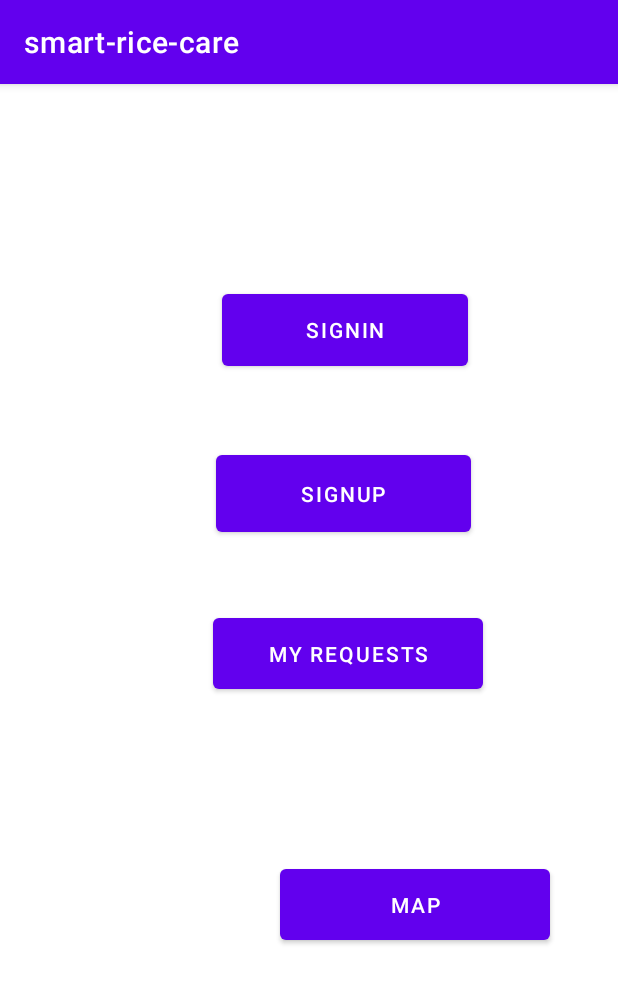
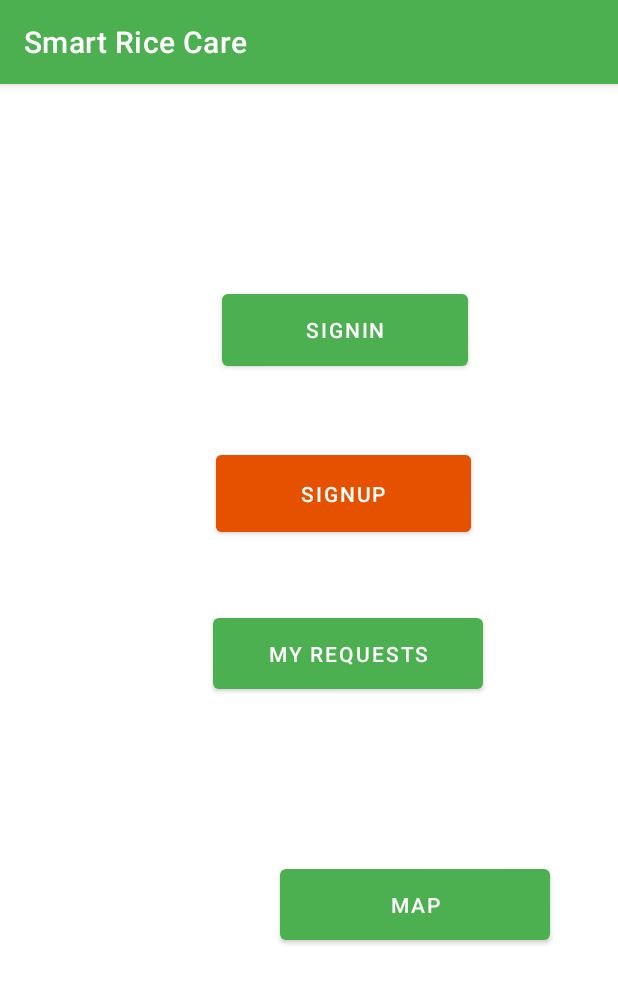
Before and after one commit to shayanmalinda/Effective-identification-of-Nitrogen-Fertilizer-demand-for-Paddy-Cultivation-using-UAVs, an Android app: the screen it shows after launch (HomeActivity), on a phone screen of 412 x 824 dp. Shown: the top 983 px of the screen. Run offline under Robolectric (Android 15) with nearby library versions, the phone set to English and light mode, and no system bars.

Commit message:
sinhala language support and changes in themes

```diff
--- a/Android/app/src/debug/res/values/google_maps_api.xml
+++ b/Android/app/src/debug/res/values/google_maps_api.xml
@@ -20,5 +20,5 @@
     Once you have your key (it starts with "AIza"), replace the "google_maps_key"
     string in this file.
     -->
-    <string name="google_maps_key" templateMergeStrategy="preserve" translatable="false">AIzaSyDEQzMGdAB344oGfc9Iqjio_f0eCQ35f1s</string>
+    <string name="google_maps_key" templateMergeStrategy="preserve">AIzaSyDEQzMGdAB344oGfc9Iqjio_f0eCQ35f1s</string>
 </resources>
--- a/Android/app/src/main/res/layout/activity_home.xml
+++ b/Android/app/src/main/res/layout/activity_home.xml
@@ -16,7 +16,7 @@
         android:layout_marginEnd="100dp"
         android:layout_marginRight="100dp"
         android:layout_marginBottom="20dp"
-        android:text="SignIn"
+        android:text="@string/signin"
         app:layout_constraintBottom_toTopOf="@+id/button_signup"
         app:layout_constraintEnd_toEndOf="parent"
         app:layout_constraintStart_toStartOf="parent"
@@ -32,7 +32,8 @@
         android:layout_marginEnd="98dp"
         android:layout_marginRight="98dp"
         android:layout_marginBottom="37dp"
-        android:text="SignUp"
+        android:text="@string/signup"
+        android:backgroundTint="@color/orange_900"
         app:layout_constraintBottom_toTopOf="@+id/button_myrequests"
         app:layout_constraintEnd_toEndOf="parent"
         app:layout_constraintStart_toStartOf="parent"
@@ -48,7 +49,7 @@
         android:layout_marginEnd="90dp"
         android:layout_marginRight="90dp"
         android:layout_marginBottom="100dp"
-        android:text="My Requests"
+        android:text="@string/my_requests"
         app:layout_constraintTop_toBottomOf="@id/button_signup"
         app:layout_constraintEnd_toEndOf="parent"
         app:layout_constraintStart_toStartOf="parent"
@@ -62,7 +63,7 @@
         android:layout_marginTop="8dp"
         android:layout_marginRight="90dp"
         android:layout_marginBottom="207dp"
-        android:text="Map"
+        android:text="@string/map"
         app:layout_constraintBottom_toBottomOf="parent"
         app:layout_constraintEnd_toEndOf="parent"
         app:layout_constraintStart_toStartOf="parent"
--- a/Android/app/src/main/res/values-night/themes.xml
+++ b/Android/app/src/main/res/values-night/themes.xml
@@ -2,12 +2,12 @@
     <!-- Base application theme. -->
     <style name="Theme.Smartricecare" parent="Theme.MaterialComponents.DayNight.DarkActionBar">
         <!-- Primary brand color. -->
-        <item name="colorPrimary">@color/purple_200</item>
-        <item name="colorPrimaryVariant">@color/purple_700</item>
+        <item name="colorPrimary">@color/green_500</item>
+        <item name="colorPrimaryVariant">@color/green_800</item>
         <item name="colorOnPrimary">@color/black</item>
         <!-- Secondary brand color. -->
-        <item name="colorSecondary">@color/teal_200</item>
-        <item name="colorSecondaryVariant">@color/teal_200</item>
+        <item name="colorSecondary">@color/orange_200</item>
+        <item name="colorSecondaryVariant">@color/orange_900</item>
         <item name="colorOnSecondary">@color/black</item>
         <!-- Status bar color. -->
         <item name="android:statusBarColor" tools:targetApi="l">?attr/colorPrimaryVariant</item>
--- a/Android/app/src/main/res/values/colors.xml
+++ b/Android/app/src/main/res/values/colors.xml
@@ -1,10 +1,10 @@
 <?xml version="1.0" encoding="utf-8"?>
 <resources>
-    <color name="purple_200">#FFBB86FC</color>
-    <color name="purple_500">#FF6200EE</color>
-    <color name="purple_700">#FF3700B3</color>
-    <color name="teal_200">#FF03DAC5</color>
-    <color name="teal_700">#FF018786</color>
+    <color name="green_200">#A5D6A7</color>
+    <color name="green_500">#4CAF50</color>
+    <color name="green_800">#2E7D32</color>
+    <color name="orange_200">#FFAB91</color>
+    <color name="orange_900">#E65100</color>
     <color name="black">#FF000000</color>
     <color name="white">#FFFFFFFF</color>
 </resources>
--- a/Android/app/src/main/res/values/strings.xml
+++ b/Android/app/src/main/res/values/strings.xml
@@ -1,4 +1,8 @@
 <resources>
-    <string name="app_name">smart-rice-care</string>
-    <string name="title_activity_maps">Map</string>
+    <string name="app_name">Smart Rice Care</string>
+    <string name="title_activity_maps" translatable="false">Map</string>
+    <string name="signin" translatable="false">SignIn</string>
+    <string name="signup" translatable="false">SignUp</string>
+    <string name="my_requests" translatable="false">My Requests</string>
+    <string name="map" translatable="false">Map</string>
 </resources>
--- a/Android/app/src/main/res/values/themes.xml
+++ b/Android/app/src/main/res/values/themes.xml
@@ -2,12 +2,12 @@
     <!-- Base application theme. -->
     <style name="Theme.Smartricecare" parent="Theme.MaterialComponents.DayNight.DarkActionBar">
         <!-- Primary brand color. -->
-        <item name="colorPrimary">@color/purple_500</item>
-        <item name="colorPrimaryVariant">@color/purple_700</item>
+        <item name="colorPrimary">@color/green_500</item>
+        <item name="colorPrimaryVariant">@color/green_800</item>
         <item name="colorOnPrimary">@color/white</item>
         <!-- Secondary brand color. -->
-        <item name="colorSecondary">@color/teal_200</item>
-        <item name="colorSecondaryVariant">@color/teal_700</item>
+        <item name="colorSecondary">@color/orange_200</item>
+        <item name="colorSecondaryVariant">@color/orange_900</item>
         <item name="colorOnSecondary">@color/black</item>
         <!-- Status bar color. -->
         <item name="android:statusBarColor" tools:targetApi="l">?attr/colorPrimaryVariant</item>
```
Also changed, not shown: 1 other file.
